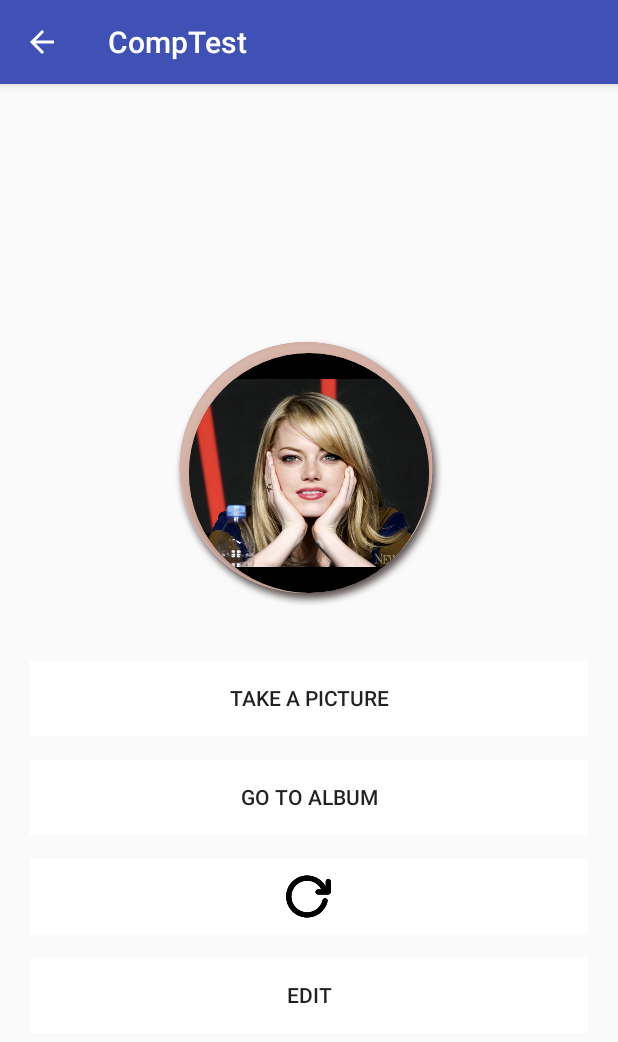
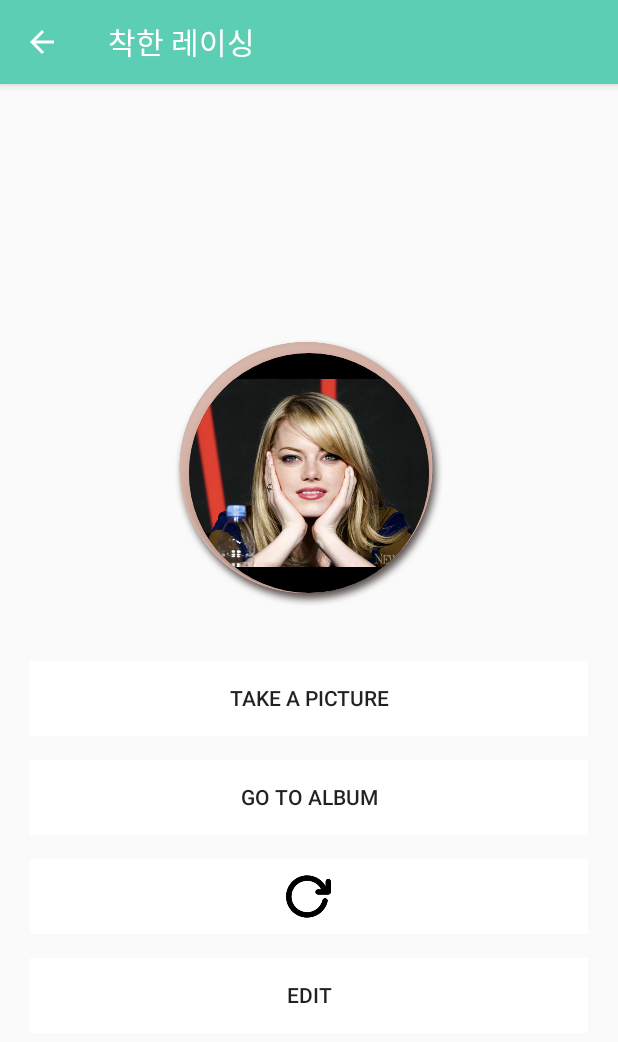
Before and after one commit to 1hanhb/Racing3, an Android app: the EditActivity screen opened directly, with no data from a screen before it, on a phone screen of 412 x 824 dp. Shown: the top 1042 px of the screen. Run offline under Robolectric (Android 15) with nearby library versions, the phone set to English and light mode, and no system bars; pictures from the network do not load; 3 statements that could not run were skipped.

Commit message:
바보 똥 멍청이 효병이 2017.04.07 프로필 사진 완료 + 로딩화면 추가 2017.04.08 이미지 겹치기 추가 2017.04.09 트위터 라인 인스타 공유 추가 2017.04.10 로그인, 회원가입 기능 추가 + 점수측정 기능 추가 2017.04.11 인텐트 완료 + 테두리 이미지 추가

```diff
--- a/app/src/main/java/com/example/munak/comptest/EditActivity.java
+++ b/app/src/main/java/com/example/munak/comptest/EditActivity.java
@@ -71,8 +71,11 @@ public class EditActivity extends AppCompatActivity {
 
     String mmr;
     byte[] photo;
+    byte[] getImage = null;
+    Bitmap saveImage;
 
     ImageView editProfileEdge;
+    ImageView editProfile;
 
     Bitmap mSaveBm;
 
@@ -88,7 +91,6 @@ public class EditActivity extends AppCompatActivity {
 
     private Uri mImageCaptureUri;
     private ImageView iv_UserPhoto;
-    private ImageView iv_UserPhoto2;
     private String absoultePath;
 
     @Override
@@ -99,6 +101,16 @@ public class EditActivity extends AppCompatActivity {
         //keyE-Mail
         Intent LoginToMainIntent = getIntent();
         email = LoginToMainIntent.getStringExtra("keyEmail");
+        getImage = LoginToMainIntent.getByteArrayExtra("image1");
+
+        editProfile = (ImageView) findViewById(R.id.editProfile);
+
+        if(getImage != null) {
+            //Toast.makeText(this, "ok1 : " + getImage.toString(), Toast.LENGTH_SHORT).show();
+            saveImage = BitmapFactory.decodeByteArray(getImage, 0, getImage.length);
+            editProfile.setImageBitmap(saveImage);
+
+        }
 
         createDatabase(DBNAME);
         String sql = "select * from " + PLAYERTABLE;
@@ -202,7 +214,7 @@ public class EditActivity extends AppCompatActivity {
                 ByteArrayOutputStream stream = new ByteArrayOutputStream();
                 sendBitmap.compress(Bitmap.CompressFormat.JPEG, 100, stream);
                 byte[] byteArray = stream.toByteArray();
-                intent.putExtra("image",byteArray);
+                intent.putExtra("image2",byteArray);
                 setResult(RESULT_OK, intent);
 
                 /*
@@ -269,7 +281,8 @@ public class EditActivity extends AppCompatActivity {
     public boolean onOptionsItemSelected(MenuItem item) {
         switch (item.getItemId()) {
             case android.R.id.home:
-                NavUtils.navigateUpFromSameTask(this);
+                //NavUtils.navigateUpFromSameTask(this);
+                finish();
                 return true;
 
             default:
@@ -582,7 +595,6 @@ public class EditActivity extends AppCompatActivity {
 
                     iv_UserPhoto.setImageBitmap(photo);
                     storeCropImage(photo, filePath);
-                    Toast.makeText(this, "abc", Toast.LENGTH_SHORT).show();
                     absoultePath = filePath;
 /*
                     MediaStore.Images.Media.insertImage(getContentResolver(), photo, "title", "descripton");
@@ -663,7 +675,6 @@ public class EditActivity extends AppCompatActivity {
         BufferedOutputStream out = null;
 
         try {
-            Toast.makeText(this, "okok", Toast.LENGTH_SHORT).show();
             copyFile.createNewFile();
             out = new BufferedOutputStream(new FileOutputStream(copyFile));
             bitmap.compress(Bitmap.CompressFormat.JPEG, 100, out);
--- a/app/src/main/java/com/example/munak/comptest/LoginActivity.java
+++ b/app/src/main/java/com/example/munak/comptest/LoginActivity.java
@@ -53,6 +53,7 @@ public class LoginActivity extends AppCompatActivity {
                     Intent LoginToMainIntent = new Intent(LoginActivity.this, MainActivity.class);
                     LoginToMainIntent.putExtra("keyEmail",id);
                     startActivity(LoginToMainIntent);
+                    finish();
                 }
             }
         });
@@ -63,6 +64,7 @@ public class LoginActivity extends AppCompatActivity {
             public void onClick(View view) {
                 Intent intent2 = new Intent(LoginActivity.this, SignUpActivity.class);
                 startActivity(intent2);
+                finish();
             }
         });
     }
--- a/app/src/main/java/com/example/munak/comptest/RankActivity.java
+++ b/app/src/main/java/com/example/munak/comptest/RankActivity.java
@@ -67,7 +67,8 @@ public class RankActivity extends AppCompatActivity {
     public boolean onOptionsItemSelected(MenuItem item) {
         switch (item.getItemId()) {
             case android.R.id.home:
-                NavUtils.navigateUpFromSameTask(this);
+                //NavUtils.navigateUpFromSameTask(this);
+                finish();
                 return true;
 
             default:
--- a/app/src/main/java/com/example/munak/comptest/RecordActivity.java
+++ b/app/src/main/java/com/example/munak/comptest/RecordActivity.java
@@ -175,10 +175,12 @@ public class RecordActivity extends AppCompatActivity {
         }
     }
 
+
     public boolean onOptionsItemSelected(MenuItem item) {
         switch (item.getItemId()) {
             case android.R.id.home:
-                NavUtils.navigateUpFromSameTask(this);
+                //NavUtils.navigateUpFromSameTask(this);
+                finish();
                 return true;
 
             default:
--- a/app/src/main/java/com/example/munak/comptest/SignUpActivity.java
+++ b/app/src/main/java/com/example/munak/comptest/SignUpActivity.java
@@ -55,6 +55,7 @@ public class SignUpActivity extends AppCompatActivity {
                     Intent signUpToLoginIntent = new Intent(SignUpActivity.this, LoginActivity.class);
                     signUpToLoginIntent.putExtra("keyEmail",email);
                     startActivity(signUpToLoginIntent);
+                    finish();
                 }
             }
         });
@@ -64,7 +65,8 @@ public class SignUpActivity extends AppCompatActivity {
     public boolean onOptionsItemSelected(MenuItem item) {
         switch (item.getItemId()) {
             case android.R.id.home:
-                NavUtils.navigateUpFromSameTask(this);
+                //NavUtils.navigateUpFromSameTask(this);
+                finish();
                 return true;
 
             default:
@@ -144,7 +146,7 @@ public class SignUpActivity extends AppCompatActivity {
                         + "mmr integer,"
                         + "conpetitionCount integer,"
                         + "winCount integer,"
-                        + "photo blob,"
+                        + "photo Blob,"
                         + "mission integer)"
                 );
             }catch(Exception e){}
--- a/app/src/main/res/values/colors.xml
+++ b/app/src/main/res/values/colors.xml
@@ -1,6 +1,6 @@
 <?xml version="1.0" encoding="utf-8"?>
 <resources>
-    <color name="colorPrimary">#3F51B5</color>
-    <color name="colorPrimaryDark">#303F9F</color>
-    <color name="colorAccent">#FF4081</color>
+    <color name="colorPrimary">#FF5cceb3</color>
+    <color name="colorPrimaryDark">#665cceb3</color>
+    <color name="colorAccent">#FF5cceb3</color>
 </resources>
```
Also changed, not shown: app/src/main/AndroidManifest.xml (+8 -7 lines), app/src/main/java/com/example/munak/comptest/MainActivity.java (+27 -12 lines).
